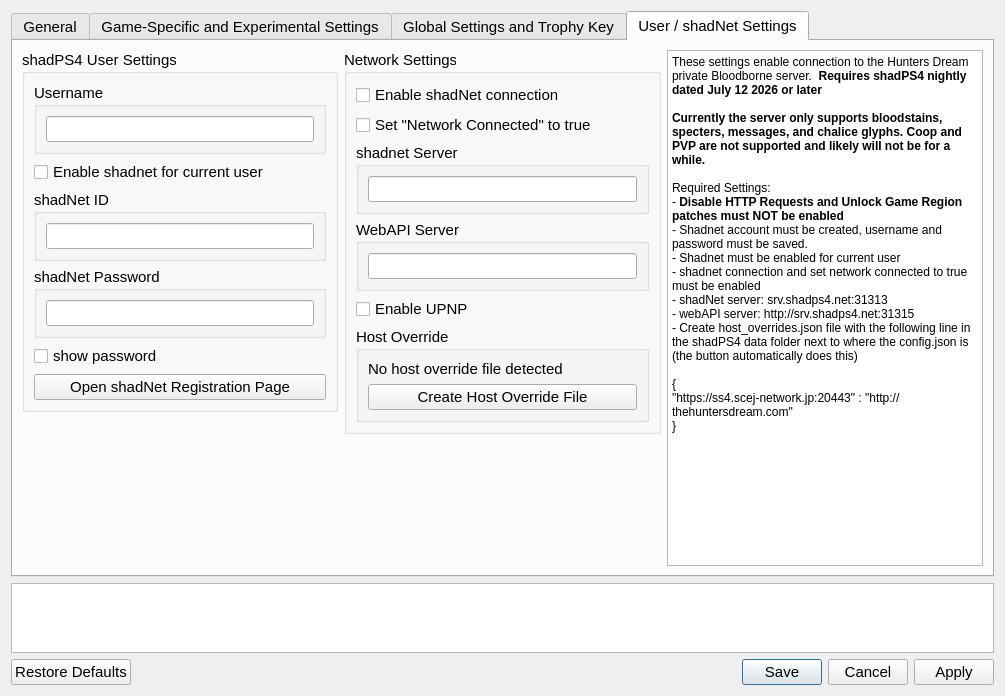
First picture: the form in settings/ShadSettings.ui, repository DarkIzuku/BB_Launcher, before the edit.
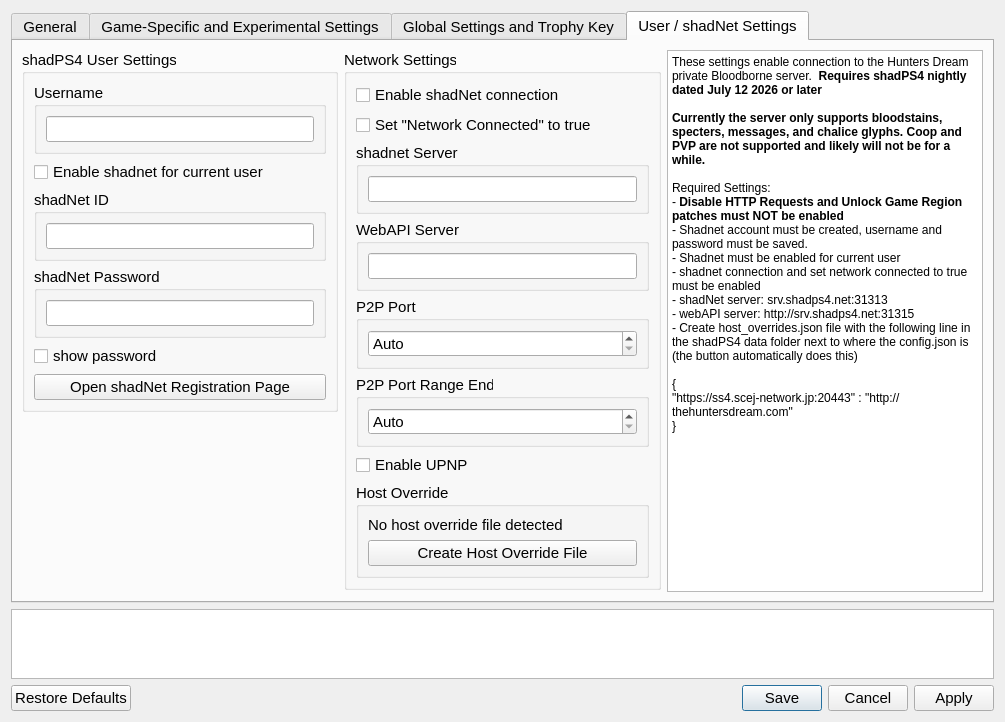
Second picture: the form after the edit. The open tabs and pages were chosen to show the change. Icons and pictures are not drawn.

Commit message: settings: add game-specific P2P port controls

What changed in the file:
```diff
--- a/settings/ShadSettings.ui
+++ b/settings/ShadSettings.ui
@@ -1261,6 +1261,50 @@
               </layout>
              </widget>
             </item>
+            <item>
+             <widget class="QGroupBox" name="p2pPortGroupBox">
+              <property name="title">
+               <string>P2P Port</string>
+              </property>
+              <property name="toolTip">
+               <string>Physical UDP port used by NpSignaling and Matching2. Auto keeps the existing random-port behavior.</string>
+              </property>
+              <layout class="QHBoxLayout" name="p2pPortLayout">
+               <item>
+                <widget class="QSpinBox" name="p2pPortSpinBox">
+                 <property name="specialValueText">
+                  <string>Auto</string>
+                 </property>
+                 <property name="maximum">
+                  <number>65535</number>
+                 </property>
+                </widget>
+               </item>
+              </layout>
+             </widget>
+            </item>
+            <item>
+             <widget class="QGroupBox" name="p2pPortRangeEndGroupBox">
+              <property name="title">
+               <string>P2P Port Range End</string>
+              </property>
+              <property name="toolTip">
+               <string>Leave Auto for one fixed port. Set an ending port to try each UDP port in the range when several shadPS4 instances run on this computer.</string>
+              </property>
+              <layout class="QHBoxLayout" name="p2pPortRangeEndLayout">
+               <item>
+                <widget class="QSpinBox" name="p2pPortRangeEndSpinBox">
+                 <property name="specialValueText">
+                  <string>Auto</string>
+                 </property>
+                 <property name="maximum">
+                  <number>65535</number>
+                 </property>
+                </widget>
+               </item>
+              </layout>
+             </widget>
+            </item>
             <item>
              <widget class="QCheckBox" name="upnpCheckBox">
               <property name="text">
```
The commit also changes 2 other files.
